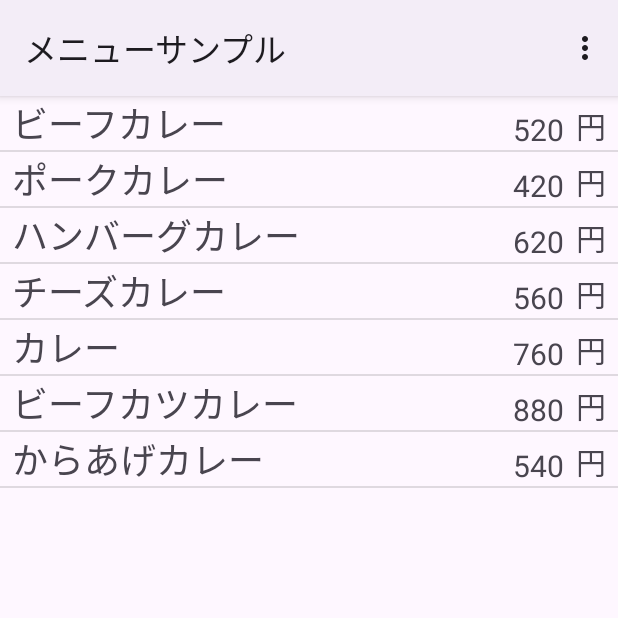
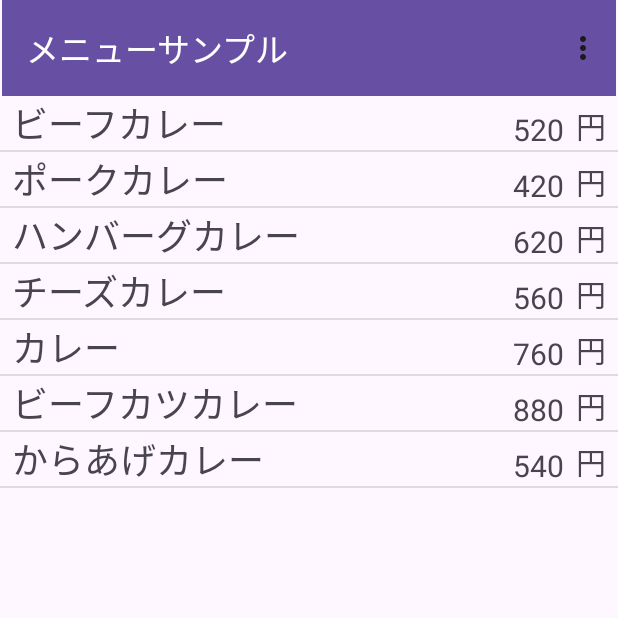
Before and after one commit to its22013/Android1, an Android app: the screen it shows after launch (MainActivity), in the options menu, after a tap on "カレー", on a phone screen of 412 x 824 dp, the top half of it. Run offline under Robolectric (Android 15) with nearby library versions, the phone set to English and light mode, and no system bars.

Commit message:
８章終わり

```diff
--- a/MenuSample/app/src/main/java/jp/ac/it_college/std/s22013/menusample/MainActivity.kt
+++ b/MenuSample/app/src/main/java/jp/ac/it_college/std/s22013/menusample/MainActivity.kt
@@ -3,6 +3,7 @@ package jp.ac.it_college.std.s22013.menusample
 import android.content.Intent
 import androidx.appcompat.app.AppCompatActivity
 import android.os.Bundle
+import android.view.ContextMenu
 import android.view.Menu
 import android.view.MenuItem
 import android.view.View
@@ -18,6 +19,7 @@ class MainActivity : AppCompatActivity() {
         super.onCreate(savedInstanceState)
         binding = ActivityMainBinding.inflate(layoutInflater)
         setContentView(binding.root)
+        setSupportActionBar(binding.toolbar)
 
         initList(binding.lvMenu)
     }
@@ -29,6 +31,7 @@ class MainActivity : AppCompatActivity() {
         val layoutManager = LinearLayoutManager(this)
         view.layoutManager = layoutManager
         view.addItemDecoration(DividerItemDecoration(this, layoutManager.orientation))
+        registerForContextMenu(view)
     }
     private fun order(name: String, price: Int) {
         startActivity(Intent(this, MenuThanksActivity::class.java).apply {
@@ -58,4 +61,13 @@ class MainActivity : AppCompatActivity() {
         return true
     }
 
+   /* override fun onCreateContextMenu(
+        menu: ContextMenu?,
+        v: View?,
+        menuInfo: ContextMenu.ContextMenuInfo?
+    ) {
+        super.onCreateContextMenu(menu, v, menuInfo)
+
+        menu?.setHeaderTitle(R.string.menu_list_context_header)
+    }*/
 }
--- a/MenuSample/app/src/main/java/jp/ac/it_college/std/s22013/menusample/MenuThanksActivity.kt
+++ b/MenuSample/app/src/main/java/jp/ac/it_college/std/s22013/menusample/MenuThanksActivity.kt
@@ -11,6 +11,8 @@ class MenuThanksActivity : AppCompatActivity() {
         super.onCreate(savedInstanceState)
         binding = ActivityMenuThanksBinding.inflate(layoutInflater)
         setContentView(binding.root)
+
+        setSupportActionBar(binding.toolbar3)
 
         val menuName = intent.getStringExtra("menuName") ?: ""
         val menuPrice = intent.getIntExtra("menuPrice", 0)
--- a/MenuSample/app/src/main/res/layout/activity_main.xml
+++ b/MenuSample/app/src/main/res/layout/activity_main.xml
@@ -6,6 +6,19 @@
     android:layout_height="match_parent"
     tools:context=".MainActivity">
 
+    <androidx.appcompat.widget.Toolbar
+        android:id="@+id/toolbar"
+        android:layout_width="409dp"
+        android:layout_height="wrap_content"
+        android:background="?attr/colorPrimary"
+        android:minHeight="?attr/actionBarSize"
+        android:theme="?attr/actionBarTheme"
+        app:layout_constraintEnd_toEndOf="parent"
+        app:layout_constraintStart_toStartOf="parent"
+        app:layout_constraintTop_toTopOf="parent"
+        app:title="@string/app_name"
+        app:titleTextColor="@color/design_default_color_surface" />
+
     <androidx.recyclerview.widget.RecyclerView
         android:id="@+id/lvMenu"
         android:layout_width="0dp"
@@ -13,5 +26,5 @@
         app:layout_constraintBottom_toBottomOf="parent"
         app:layout_constraintEnd_toEndOf="parent"
         app:layout_constraintStart_toStartOf="parent"
-        app:layout_constraintTop_toTopOf="parent" />
+        app:layout_constraintTop_toBottomOf="@+id/toolbar" />
 </androidx.constraintlayout.widget.ConstraintLayout>
--- a/MenuSample/app/src/main/res/values-night/themes.xml
+++ b/MenuSample/app/src/main/res/values-night/themes.xml
@@ -1,6 +1,6 @@
 <resources xmlns:tools="http://schemas.android.com/tools">
     <!-- Base application theme. -->
-    <style name="Base.Theme.MenuSample" parent="Theme.Material3.DayNight">
+    <style name="Base.Theme.MenuSample" parent="Theme.Material3.DayNight.NoActionBar">
         <!-- Customize your dark theme here. -->
         <!-- <item name="colorPrimary">@color/my_dark_primary</item> -->
     </style>
--- a/MenuSample/app/src/main/res/values/themes.xml
+++ b/MenuSample/app/src/main/res/values/themes.xml
@@ -1,6 +1,6 @@
 <resources xmlns:tools="http://schemas.android.com/tools">
     <!-- Base application theme. -->
-    <style name="Base.Theme.MenuSample" parent="Theme.Material3.DayNight">
+    <style name="Base.Theme.MenuSample" parent="Theme.Material3.DayNight.NoActionBar">
         <!-- Customize your light theme here. -->
         <!-- <item name="colorPrimary">@color/my_light_primary</item> -->
     </style>
```
Also changed, not shown: MenuSample/app/src/main/res/layout/activity_menu_thanks.xml (+14 -2 lines), MenuSample/app/src/main/res/menu/menu_context_menu_list.xml (added, +11 -0 lines).
